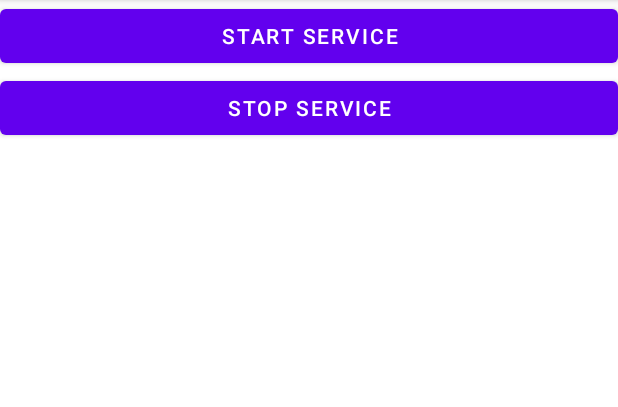
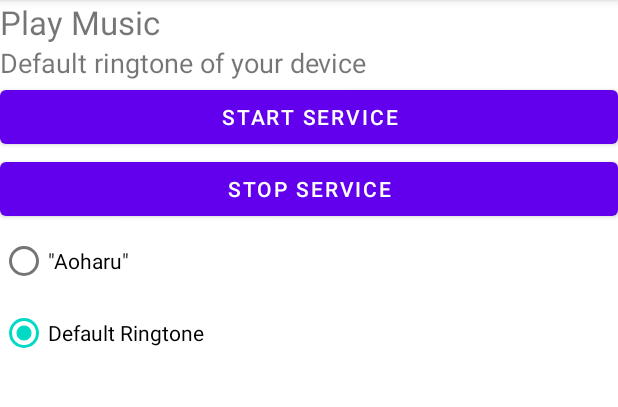
Before and after one commit to ChunghinLam/Aiju_Chunghin_COMP304_Lab6, an Android app: the MusicActivity screen opened directly, with no data from a screen before it, after a tap on "START SERVICE", on a phone screen of 412 x 824 dp, the part 84-491 px from its top. Run offline under Robolectric (Android 15) with nearby library versions, the phone set to English and light mode, and no system bars; 2 other taps on this screen came first.

Commit message:
Completed Exercise 2.

```diff
--- a/app/src/main/java/com/example/aiju_chunghin_comp304_lab6/MainActivity.java
+++ b/app/src/main/java/com/example/aiju_chunghin_comp304_lab6/MainActivity.java
@@ -66,4 +66,10 @@
             }
         });
     }
+
+    public void toMusicAct(View view){
+        Intent intent = new Intent(this, MusicActivity.class);
+
+        startActivity(intent);
+    }
 }
--- a/app/src/main/java/com/example/aiju_chunghin_comp304_lab6/MusicActivity.java
+++ b/app/src/main/java/com/example/aiju_chunghin_comp304_lab6/MusicActivity.java
@@ -2,27 +2,81 @@
 
 import androidx.appcompat.app.AppCompatActivity;
 
+import android.content.BroadcastReceiver;
+import android.content.Context;
+import android.content.Intent;
+import android.media.MediaPlayer;
 import android.os.Bundle;
+import android.provider.Settings;
 import android.view.View;
+import android.widget.Button;
+import android.widget.RadioButton;
+import android.widget.RadioGroup;
+import android.widget.TextView;
 
 public class MusicActivity extends AppCompatActivity {
+    private TextView musicDesc, copyright;
+    private int musicId;
 
     @Override
     protected void onCreate(Bundle savedInstanceState) {
         super.onCreate(savedInstanceState);
         setContentView(R.layout.activity_music);
+
+        // Initialize textviews
+        musicDesc = findViewById(R.id.musicDesc);
+        copyright = findViewById(R.id.copyright);
+
+        // Initialize musicId variable
+        musicId = 0;
+
     }
-
     /** Activity methods for Music Service **/
     public void startService(View view){
-        //TODO: write code to start service
+        //start service
+        Intent intent = new Intent(getBaseContext(), MusicService.class);
+        intent.putExtra("musicId", musicId);
+        startService(intent);
     }
 
     public void stopService(View view) {
-        //TODO: write code to stop service
+        //stop service
+        stopService(new Intent(getBaseContext(), MusicService.class));
+    }
+
+    // handle radio buttons
+    public void onRadioButtonClicked(View view){
+        boolean checked = ((RadioButton) view).isChecked();
+        // check which radio button have checked
+        switch(view.getId()){
+            case R.id.radMusic1:
+                if (checked) {
+                    // put music desc and set music
+                    musicDesc.setText(R.string.music1_desc);
+                    copyright.setVisibility(View.VISIBLE);
+                    musicId = 1;
+                }
+                break;
+
+            case R.id.radMusic2:
+                if (checked) {
+                    // put music desc and set music
+                    musicDesc.setText(R.string.music2_desc);
+                    copyright.setVisibility(View.INVISIBLE);
+                    musicId = 2;
+                }
+                break;
+            default:
+                musicId = 0;
+                break;
+        }
     }
 }
 
-//TODO: Develop music service code
-//TODO: Configure manifest file (innovative point: apply any features). Run the application to play the music
+//DONE: Develop music service code
+//DONE: Configure manifest file (innovative point: apply any features). Run the application to play the music
 //TODO: Test the application with different types of music/sound files(2-3) sent from the service to the application's activity
+
+/* Innovation
+    * Added mp3 audio to Raw Resources and played with MediaPlayer
+*/
--- a/app/src/main/res/layout/activity_music.xml
+++ b/app/src/main/res/layout/activity_music.xml
@@ -5,6 +5,16 @@
     android:layout_height="match_parent"
     android:orientation="vertical"
     tools:context=".MusicActivity">
+    <TextView
+        android:layout_width="match_parent"
+        android:layout_height="wrap_content"
+        android:textSize="@dimen/activity_header"
+        android:text="@string/music_act_name"/>
+    <TextView
+        android:id="@+id/musicDesc"
+        android:layout_width="wrap_content"
+        android:layout_height="wrap_content"
+        android:textSize="@dimen/contents"/>
 
     <Button android:id="@+id/btnStartService"
         android:layout_width="match_parent"
@@ -13,9 +23,38 @@
         android:onClick="startService"/>
 
     <Button
+        android:id="@+id/btnStopService"
         android:layout_width="match_parent"
         android:layout_height="wrap_content"
         android:text="@string/music_stop_btn"
         android:onClick="stopService"/>
 
+    <RadioGroup
+        android:layout_width="match_parent"
+        android:layout_height="wrap_content">
+
+        <RadioButton
+            android:id="@+id/radMusic1"
+            android:layout_width="match_parent"
+            android:layout_height="wrap_content"
+            android:text="@string/music1"
+            android:onClick="onRadioButtonClicked"/>
+
+        <RadioButton
+            android:id="@+id/radMusic2"
+            android:layout_width="match_parent"
+            android:layout_height="wrap_content"
+            android:text="@string/music2"
+            android:onClick="onRadioButtonClicked"/>
+    </RadioGroup>
+
+    <TextView
+        android:id="@+id/copyright"
+        android:layout_width="match_parent"
+        android:layout_height="match_parent"
+        android:gravity="bottom|right"
+        android:text="@string/copy_right_claim"
+        android:visibility="invisible"
+        android:textSize="@dimen/copyright" />
+
 </LinearLayout>
--- a/app/src/main/res/values/dimens.xml
+++ b/app/src/main/res/values/dimens.xml
@@ -2,4 +2,8 @@
 <resources>
     <dimen name="activity_horizontal_margin">1dp</dimen>
     <dimen name="activity_vertical_margin">1dp</dimen>
+
+    <dimen name="activity_header">10pt</dimen>
+    <dimen name="contents">8pt</dimen>
+    <dimen name="copyright">5pt</dimen>
 </resources>
--- a/app/src/main/res/values/strings.xml
+++ b/app/src/main/res/values/strings.xml
@@ -1,5 +1,6 @@
 <resources>
     <string name="app_name">My Messaging App V 2.0</string>
+    <string name="music_act_name">Play Music</string>
     <string name="hello_world">Welcome to Messaging page!</string>
     <string name="action_settings">Settings</string>
     <string name="title_activity_message">MessageActivity</string>
@@ -13,6 +14,14 @@
         <item>Bjarne Stroustrup</item>
     </string-array>
 
+    <string name="music_act_btn">Move to Music</string>
     <string name="music_start_btn">Start Service</string>
     <string name="music_stop_btn">Stop Service</string>
+
+    <string name="music1">\"Aoharu\"</string>
+    <string name="music2">Default Ringtone</string>
+    <string name="music1_desc">\"Aoharu\" from Blue Archive</string>
+    <string name="music2_desc">Default ringtone of your device</string>
+    <string name="copy_right_claim">&#169;Copyright 2021. NEXON Games Co., Ltd and YoStar, Inc. All rights reserved.</string>
+
 </resources>
```
Also changed, not shown: app/src/main/java/com/example/aiju_chunghin_comp304_lab6/MusicService.java (+30 -3 lines), app/src/main/res/layout/activity_main.xml (+16 -3 lines), 1 other file.
